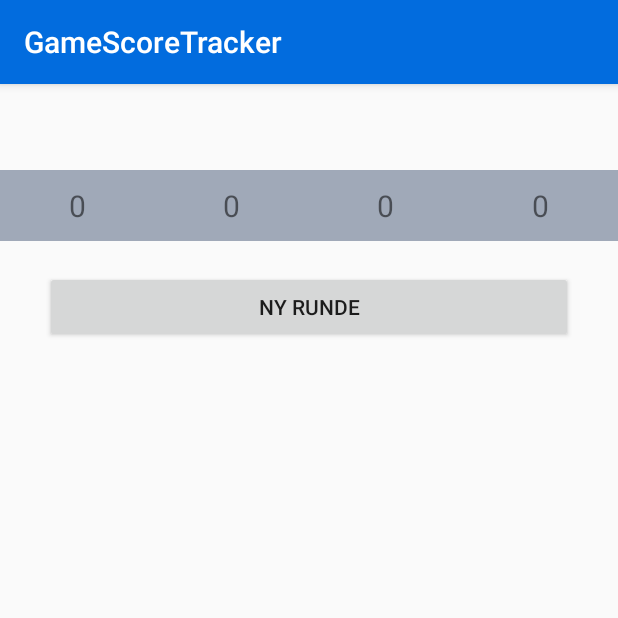
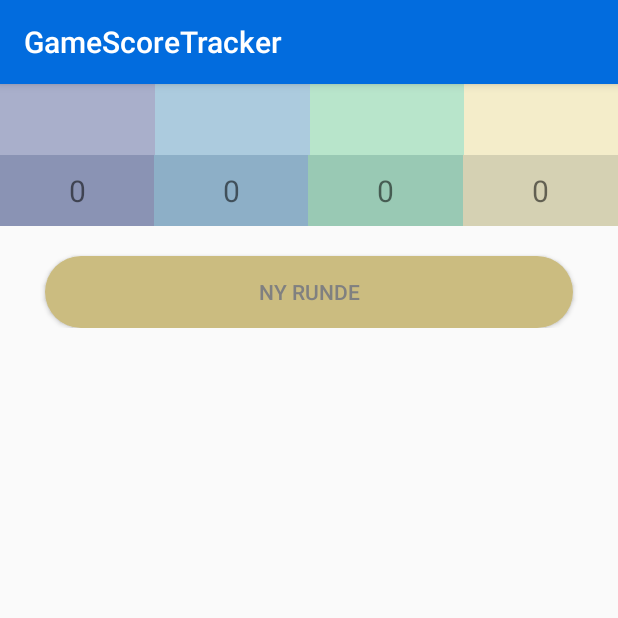
Before and after one commit to Dalphs/GameScoreTracker, an Android app: the WhistRoundFragment screen opened directly, with no data from a screen before it, on a phone screen of 412 x 824 dp, the top half of it. Run offline under Robolectric (Android 15) with nearby library versions, the phone set to English and light mode, and no system bars; 1 statement that could not run was skipped.

Commit message:
Added colors to each coloumn in whistscoreboard

```diff
--- a/app/src/main/java/dk/hawkster/gamescoretracker/View/ChooseGameActivity.java
+++ b/app/src/main/java/dk/hawkster/gamescoretracker/View/ChooseGameActivity.java
@@ -8,11 +8,9 @@ import androidx.recyclerview.widget.LinearLayoutManager;
 import androidx.recyclerview.widget.RecyclerView;
 
 import android.os.Bundle;
-import android.util.Log;
 import android.view.View;
 import android.widget.Button;
 import android.widget.EditText;
-import android.widget.TextView;
 import android.widget.Toast;
 
 import java.util.ArrayList;
@@ -28,7 +26,7 @@ public class ChooseGameActivity extends AppCompatActivity {
     private ArrayList<String> listPlayers;
     private ChoosePlayerAdapter choosePlayerAdapter;
     private Button bAddPlayer;
-    private TextView tvNewPlayer;
+    private EditText etNewPlayer;
 
     @Override
     protected void onCreate(Bundle savedInstanceState) {
@@ -44,15 +42,16 @@ public class ChooseGameActivity extends AppCompatActivity {
 
         View v = getLayoutInflater().inflate(R.layout.dialog_choose_players, null);
         bAddPlayer = v.findViewById(R.id.add_player_button);
-        tvNewPlayer = v.findViewById(R.id.add_player_edit_text);
+        etNewPlayer = v.findViewById(R.id.add_player_edit_text);
         bAddPlayer.setOnClickListener(new View.OnClickListener() {
             @Override
             public void onClick(View v) {
-                if(!tvNewPlayer.getText().toString().equals("") ){
-                    String newName = tvNewPlayer.getText().toString().trim();
+                if(!etNewPlayer.getText().toString().equals("") ){
+                    String newName = etNewPlayer.getText().toString().trim();
                     newName = newName.substring(0, 1).toUpperCase() + newName.substring(1);
                     listPlayers.add(newName);
                     choosePlayerAdapter.updateData(listPlayers);
+                    etNewPlayer.getText().clear();
                 }
             }
         });
@@ -115,9 +114,9 @@ public class ChooseGameActivity extends AppCompatActivity {
             case "Backgammon":
                 break;
         }
-        if (nextClass != null) {
-            nextClass.putStringArrayListExtra("Players", playerNames);
-            startActivity(nextClass);
-        }
+            if (nextClass != null) {
+                nextClass.putStringArrayListExtra("Players", playerNames);
+                startActivity(nextClass);
+            }
     }
 }
--- a/app/src/main/java/dk/hawkster/gamescoretracker/View/Whist/WhistRoundResultActivity.java
+++ b/app/src/main/java/dk/hawkster/gamescoretracker/View/Whist/WhistRoundResultActivity.java
@@ -239,7 +239,7 @@ public class WhistRoundResultActivity extends AppCompatActivity implements Suits
                 validInputsInSpinners = false;
             }
         }
-        if(validInputsInSpinners) {
+        if(validInputsInSpinners && !(getPlayerIndexes().length <= 0)) {
             Intent returnIntent = new Intent();
             int gameMode = getGameMode();
             returnIntent.putExtra("GameMode", gameMode);
@@ -266,8 +266,11 @@ public class WhistRoundResultActivity extends AppCompatActivity implements Suits
 
             setResult(Activity.RESULT_OK, returnIntent);
             finish();
-        }else{
+        }else if(!validInputsInSpinners){
             Toast toast = Toast.makeText(this, "Udfyld antal stik", Toast.LENGTH_SHORT);
+            toast.show();
+        }else if(getPlayerIndexes().length <= 0){
+            Toast toast = Toast.makeText(this, "Vælg Spillere", Toast.LENGTH_SHORT);
             toast.show();
         }
 
--- /dev/null
+++ b/app/src/main/res/drawable/button_background.xml
@@ -0,0 +1,5 @@
+<shape xmlns:android="http://schemas.android.com/apk/res/android"
+    android:shape="rectangle">
+    <solid android:color="@color/button_background" />
+    <corners android:radius="30dp" />
+</shape>
--- a/app/src/main/res/layout/activity_whist_score_board.xml
+++ b/app/src/main/res/layout/activity_whist_score_board.xml
@@ -20,58 +20,63 @@
         <TextView
             android:layout_width="match_parent"
             android:layout_height="wrap_content"
-            android:layout_marginStart="5dp"
-            android:layout_marginLeft="5dp"
-            android:layout_marginEnd="5dp"
-            android:layout_marginTop="20dp"
-            android:layout_marginBottom="10dp"
+            android:paddingTop="10dp"
+            android:paddingBottom="10dp"
+            android:paddingStart="5dp"
+            android:paddingLeft="5dp"
+            android:paddingEnd="5dp"
             android:id="@+id/text_view_player1"
             android:layout_weight="1"
             android:textAlignment="center"
             android:textSize="20sp"
-            android:fontFamily="sans-serif"/>
+            android:fontFamily="sans-serif"
+            android:background="@color/player_one"/>
 
         <TextView
             android:layout_width="match_parent"
             android:layout_height="wrap_content"
-            android:layout_marginStart="5dp"
-            android:layout_marginLeft="5dp"
-            android:layout_marginEnd="5dp"
-            android:layout_marginTop="20dp"
-            android:layout_marginBottom="10dp"
+            android:paddingTop="10dp"
+            android:paddingBottom="10dp"
+            android:paddingStart="5dp"
+            android:paddingLeft="5dp"
+            android:paddingEnd="5dp"
             android:id="@+id/text_view_player2"
             android:textAlignment="center"
             android:layout_weight="1"
             android:textSize="20sp"
-            android:fontFamily="sans-serif"/>
+            android:fontFamily="sans-serif"
+            android:background="@color/player_two"/>
 
         <TextView
             android:layout_width="match_parent"
             android:layout_height="wrap_content"
-            android:layout_marginStart="5dp"
-            android:layout_marginLeft="5dp"
-            android:layout_marginEnd="5dp"
-            android:layout_marginTop="20dp"
-            android:layout_marginBottom="10dp"
+            android:paddingTop="10dp"
+            android:paddingBottom="10dp"
+            android:paddingStart="5dp"
+            android:paddingLeft="5dp"
+            android:paddingEnd="5dp"
             android:id="@+id/text_view_player3"
             android:layout_weight="1"
             android:textAlignment="center"
             android:textSize="20sp"
-            android:fontFamily="sans-serif"/>
+            android:fontFamily="sans-serif"
+            android:background="@color/player_three"/>
 
         <TextView
             android:layout_width="match_parent"
             android:layout_height="wrap_content"
-            android:layout_marginStart="5dp"
-            android:layout_marginLeft="5dp"
-            android:layout_marginEnd="5dp"
-            android:layout_marginTop="20dp"
-            android:layout_marginBottom="10dp"
+            android:paddingTop="10dp"
+            android:paddingBottom="10dp"
+            android:paddingStart="5dp"
+            android:paddingLeft="5dp"
+            android:paddingEnd="5dp"
             android:id="@+id/text_view_player4"
             android:layout_weight="1"
             android:textAlignment="center"
             android:textSize="20sp"
-            android:fontFamily="sans-serif"/>
+            android:fontFamily="sans-serif"
+            android:background="@color/player_four"
+             />
 
     </LinearLayout>
 
@@ -96,7 +101,9 @@
         android:layout_marginEnd="30dp"
         android:text="@string/button_new_round"
         android:onClick="newRound"
-        android:layout_marginLeft="30dp" />
+        android:layout_marginLeft="30dp"
+        android:background="@drawable/button_background"
+        android:textColor="#808080"/>
 
 </LinearLayout>
 
--- a/app/src/main/res/layout/dialog_choose_players.xml
+++ b/app/src/main/res/layout/dialog_choose_players.xml
@@ -6,7 +6,7 @@
 
     <androidx.recyclerview.widget.RecyclerView
         android:layout_width="match_parent"
-        android:layout_height="350dp"
+        android:layout_height="250dp"
         android:id="@+id/choose_players_recycler_view"/>
 
     <LinearLayout
--- a/app/src/main/res/layout/fragment_whist_round.xml
+++ b/app/src/main/res/layout/fragment_whist_round.xml
@@ -9,56 +9,60 @@
         android:layout_width="0dp"
         android:layout_height="wrap_content"
         android:layout_weight="1"
-        android:layout_marginStart="10dp"
-        android:layout_marginLeft="10dp"
-        android:layout_marginEnd="10dp"
-        android:layout_marginTop="10dp"
-        android:layout_marginBottom="10dp"
+        android:paddingTop="10dp"
+        android:paddingBottom="10dp"
+        android:paddingStart="5dp"
+        android:paddingLeft="5dp"
+        android:paddingEnd="5dp"
         android:id="@+id/fragment_whist_round_player1"
         android:textAlignment="center"
         android:textSize="20sp"
-        android:fontFamily="sans-serif"/>
+        android:fontFamily="sans-serif"
+        android:background="@color/player_one"/>
 
     <TextView
         android:layout_width="0dp"
         android:layout_height="wrap_content"
         android:layout_weight="1"
-        android:layout_marginStart="10dp"
-        android:layout_marginLeft="10dp"
-        android:layout_marginEnd="10dp"
-        android:layout_marginTop="10dp"
-        android:layout_marginBottom="10dp"
+        android:paddingTop="10dp"
+        android:paddingBottom="10dp"
+        android:paddingStart="5dp"
+        android:paddingLeft="5dp"
+        android:paddingEnd="5dp"
         android:id="@+id/fragment_whist_round_player2"
         android:textAlignment="center"
         android:textSize="20sp"
-        android:fontFamily="sans-serif"/>
+        android:fontFamily="sans-serif"
+        android:background="@color/player_two"/>
 
     <TextView
         android:layout_width="0dp"
         android:layout_height="wrap_content"
         android:layout_weight="1"
-        android:layout_marginStart="10dp"
-        android:layout_marginLeft="10dp"
-        android:layout_marginEnd="10dp"
-        android:layout_marginTop="10dp"
-        android:layout_marginBottom="10dp"
+        android:paddingTop="10dp"
+        android:paddingBottom="10dp"
+        android:paddingStart="5dp"
+        android:paddingLeft="5dp"
+        android:paddingEnd="5dp"
         android:id="@+id/fragment_whist_round_player3"
         android:textAlignment="center"
         android:textSize="20sp"
-        android:fontFamily="sans-serif"/>
+        android:fontFamily="sans-serif"
+        android:background="@color/player_three"/>
 
     <TextView
         android:layout_width="0dp"
         android:layout_height="wrap_content"
         android:layout_weight="1"
-        android:layout_marginStart="10dp"
-        android:layout_marginLeft="10dp"
-        android:layout_marginEnd="10dp"
-        android:layout_marginTop="10dp"
-        android:layout_marginBottom="10dp"
+        android:paddingTop="10dp"
+        android:paddingBottom="10dp"
+        android:paddingStart="5dp"
+        android:paddingLeft="5dp"
+        android:paddingEnd="5dp"
         android:id="@+id/fragment_whist_round_player4"
         android:textAlignment="center"
         android:textSize="20sp"
-        android:fontFamily="sans-serif"/>
+        android:fontFamily="sans-serif"
+        android:background="@color/player_four"/>
 
 </LinearLayout>
--- a/app/src/main/res/values/colors.xml
+++ b/app/src/main/res/values/colors.xml
@@ -3,4 +3,16 @@
     <color name="colorPrimary">#008577</color>
     <color name="colorPrimaryDark">#00574B</color>
     <color name="colorAccent">#D81B60</color>
+    <color name="player_one">#a67f87b2</color>
+    <color name="player_two">#a683b2d0</color>
+    <color name="player_three">#a695dab3</color>
+    <color name="player_four">#a6f2e6b1</color>
+    <color name="player_five">#a6dc8580</color>
+    <color name="player_one_fading">#cc7f87b2</color>
+    <color name="player_two_fading">#cc83b2d0</color>
+    <color name="player_three_fading">#cc95dab3</color>
+    <color name="player_four_fading">#ccf2e6b1</color>
+    <color name="player_five_fading">#ccdc8580</color>
+    <color name="button_background">#cbbc80</color>
+
 </resources>
```
